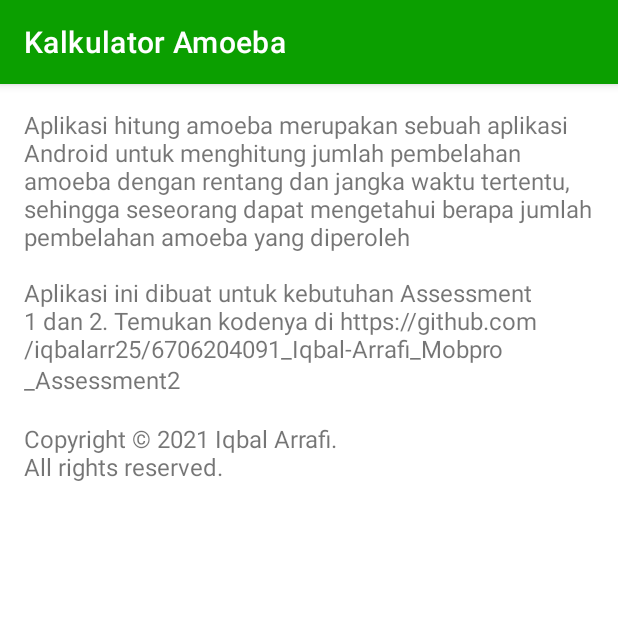
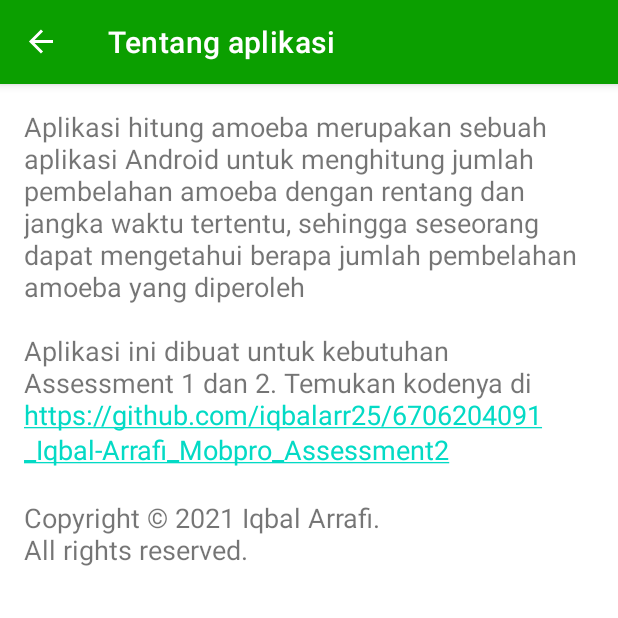
Before and after one commit to iqbalarr25/6706204091_Iqbal-Arrafi_Mobpro_Assessment2, an Android app: the AboutFragment screen opened through its navigation route, on a phone screen of 412 x 824 dp, the top half of it. Run offline under Robolectric (Android 15) with nearby library versions, the phone set to English and light mode, and no system bars; our stand-ins replace navigation-ui; Roboto replaces fonts that are not available here; 5 statements that could not run were skipped.

Commit message:
Menambahkan up button

```diff
--- a/app/build.gradle
+++ b/app/build.gradle
@@ -1,6 +1,7 @@
 plugins {
     id 'com.android.application'
     id 'org.jetbrains.kotlin.android'
+    id 'kotlin-kapt'
 }
 
 android {
@@ -49,5 +50,6 @@ dependencies {
     implementation 'androidx.lifecycle:lifecycle-livedata-ktx:2.4.1'
     implementation 'androidx.navigation:navigation-fragment-ktx:2.4.2'
     implementation 'androidx.navigation:navigation-ui-ktx:2.4.2'
-
+    implementation 'androidx.room:room-runtime:2.4.2'
+    kapt 'androidx.room:room-compiler:2.4.2'
 }
--- a/app/src/main/java/org/d3if4091/kalkulatoramoeba/MainActivity.kt
+++ b/app/src/main/java/org/d3if4091/kalkulatoramoeba/MainActivity.kt
@@ -2,10 +2,20 @@ package org.d3if4091.kalkulatoramoeba
 
 import android.os.Bundle
 import androidx.appcompat.app.AppCompatActivity
+import androidx.navigation.NavController
+import androidx.navigation.findNavController
+import androidx.navigation.ui.NavigationUI
 
 class MainActivity : AppCompatActivity() {
+    private lateinit var navController: NavController
+
     override fun onCreate(savedInstanceState: Bundle?) {
         super.onCreate(savedInstanceState)
         setContentView(R.layout.activity_main)
+        navController = findNavController(R.id.myNavHostFragment)
+        NavigationUI.setupActionBarWithNavController(this, navController)
+    }
+    override fun onSupportNavigateUp(): Boolean {
+        return navController.navigateUp()
     }
 }
--- a/app/src/main/java/org/d3if4091/kalkulatoramoeba/ui/hitung/HitungFragment.kt
+++ b/app/src/main/java/org/d3if4091/kalkulatoramoeba/ui/hitung/HitungFragment.kt
@@ -8,6 +8,7 @@ import android.widget.Toast
 import androidx.appcompat.app.AlertDialog
 import androidx.fragment.app.Fragment
 import androidx.lifecycle.ViewModelProvider
+import androidx.navigation.Navigation
 import androidx.navigation.fragment.findNavController
 import org.d3if4091.kalkulatoramoeba.R
 import org.d3if4091.kalkulatoramoeba.databinding.FragmentHitungBinding
--- a/app/src/main/res/layout/activity_main.xml
+++ b/app/src/main/res/layout/activity_main.xml
@@ -1,5 +1,5 @@
 <?xml version="1.0" encoding="utf-8"?>
-<androidx.fragment.app.FragmentContainerView xmlns:android="http://schemas.android.com/apk/res/android"
+<fragment xmlns:android="http://schemas.android.com/apk/res/android"
     xmlns:app="http://schemas.android.com/apk/res-auto"
     xmlns:tools="http://schemas.android.com/tools"
     android:id="@+id/myNavHostFragment"
--- a/app/src/main/res/layout/fragment_about.xml
+++ b/app/src/main/res/layout/fragment_about.xml
@@ -3,7 +3,9 @@
     android:layout_width="match_parent"
     android:layout_height="match_parent"
     android:text="@string/about"
+    android:autoLink="web"
     android:fontFamily="@font/average_sans"
+    android:textSize="18sp"
     android:layout_margin="16dp">
 
 </TextView>
--- a/app/src/main/res/navigation/navigation.xml
+++ b/app/src/main/res/navigation/navigation.xml
@@ -12,22 +12,28 @@
         tools:layout="@layout/fragment_hitung" >
         <action
             android:id="@+id/action_hitungFragment_self"
-            app:destination="@id/hitungFragment" />
+            app:destination="@id/hitungFragment"
+            app:popUpTo="@layout/fragment_hitung"
+            app:popUpToInclusive="true"/>
         <action
             android:id="@+id/action_hitungFragment_to_historiFragment"
-            app:destination="@id/historiFragment" />
+            app:destination="@id/historiFragment"
+            app:popUpTo="@layout/fragment_hitung"
+            app:popUpToInclusive="true"/>
         <action
             android:id="@+id/action_hitungFragment_to_aboutFragment"
-            app:destination="@id/aboutFragment" />
+            app:destination="@id/aboutFragment"
+            app:popUpTo="@layout/fragment_hitung"
+            app:popUpToInclusive="true"/>
     </fragment>
     <fragment
         android:id="@+id/historiFragment"
         android:name="org.d3if4091.kalkulatoramoeba.ui.histori.HistoriFragment"
-        android:label="fragment_histori"
+        android:label="@string/histori"
         tools:layout="@layout/fragment_histori" />
     <fragment
         android:id="@+id/aboutFragment"
         android:name="org.d3if4091.kalkulatoramoeba.ui.AboutFragment"
-        android:label="AboutFragment"
+        android:label="@string/tentang_aplikasi"
         tools:layout="@layout/fragment_about"/>
 </navigation>
--- a/app/src/main/res/values/strings.xml
+++ b/app/src/main/res/values/strings.xml
@@ -22,5 +22,5 @@
     <string name="about">Aplikasi hitung amoeba merupakan sebuah aplikasi Android untuk menghitung jumlah pembelahan amoeba dengan rentang dan jangka waktu tertentu, sehingga seseorang dapat mengetahui berapa jumlah pembelahan amoeba yang diperoleh\n\nAplikasi ini dibuat untuk kebutuhan Assessment 1 dan 2. Temukan kodenya di https://github.com/iqbalarr25/6706204091_Iqbal-Arrafi_Mobpro_Assessment2\n\nCopyright © 2021 Iqbal Arrafi.\nAll rights reserved.</string>
     <string name="tentang_aplikasi">Tentang aplikasi</string>
     <string name="share_hasil">Share hasil</string>
-    <string name="bagikan_template">Tahukah kalian?\njumlah pembelahan amoeba yang awalnya terdapat %1$s buah amoeba, dengan pembelahan %2$s buah setiap %3$s menit dalam jangka waktu %4$s menit. Dapat menghasilkan %5$s buah amoeba lohh.</string>
+    <string name="bagikan_template">Tahukah kalian?\nJumlah pembelahan amoeba yang awalnya terdapat %1$s buah amoeba, setelah melakukan pembelahan %2$s amoeba setiap %3$s menit selama %4$s menit, dapat menghasilkan %5$s buah amoeba lohh.</string>
 </resources>
```
